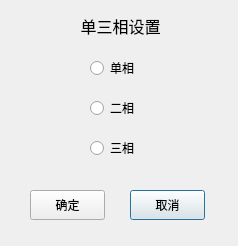
Qt form IDC_TestSystem/SI-PDU/toolbox/sisetlinenum.ui (ChinaClever/IDC_TestSystem) before a commit.
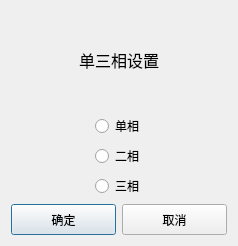
The same form after that commit.

Diff of the .ui file:
```diff
--- a/IDC_TestSystem/SI-PDU/toolbox/sisetlinenum.ui
+++ b/IDC_TestSystem/SI-PDU/toolbox/sisetlinenum.ui
@@ -13,93 +13,165 @@
   <property name="windowTitle">
    <string>相数选择</string>
   </property>
-  <widget class="QRadioButton" name="radioButton_1">
-   <property name="geometry">
-    <rect>
-     <x>90</x>
-     <y>60</y>
-     <width>89</width>
-     <height>16</height>
-    </rect>
-   </property>
-   <property name="text">
-    <string>单相</string>
-   </property>
-  </widget>
-  <widget class="QRadioButton" name="radioButton_2">
-   <property name="geometry">
-    <rect>
-     <x>90</x>
-     <y>100</y>
-     <width>89</width>
-     <height>16</height>
-    </rect>
-   </property>
-   <property name="text">
-    <string>二相</string>
-   </property>
-  </widget>
-  <widget class="QRadioButton" name="radioButton_3">
-   <property name="geometry">
-    <rect>
-     <x>90</x>
-     <y>140</y>
-     <width>89</width>
-     <height>16</height>
-    </rect>
-   </property>
-   <property name="text">
-    <string>三相</string>
-   </property>
-  </widget>
-  <widget class="QPushButton" name="cancelBtn">
-   <property name="geometry">
-    <rect>
-     <x>130</x>
-     <y>190</y>
-     <width>75</width>
-     <height>30</height>
-    </rect>
-   </property>
-   <property name="text">
-    <string>取消</string>
-   </property>
-  </widget>
-  <widget class="QPushButton" name="okBtn">
-   <property name="geometry">
-    <rect>
-     <x>30</x>
-     <y>190</y>
-     <width>75</width>
-     <height>30</height>
-    </rect>
-   </property>
-   <property name="text">
-    <string>确定</string>
-   </property>
-  </widget>
-  <widget class="QLabel" name="label">
-   <property name="geometry">
-    <rect>
-     <x>50</x>
-     <y>10</y>
-     <width>141</width>
-     <height>31</height>
-    </rect>
-   </property>
-   <property name="font">
-    <font>
-     <family>微软雅黑</family>
-     <pointsize>12</pointsize>
-    </font>
-   </property>
-   <property name="text">
-    <string>单三相设置</string>
-   </property>
-   <property name="alignment">
-    <set>Qt::AlignCenter</set>
-   </property>
-  </widget>
+  <layout class="QVBoxLayout" name="verticalLayout">
+   <item>
+    <widget class="QLabel" name="label">
+     <property name="font">
+      <font>
+       <family>微软雅黑</family>
+       <pointsize>12</pointsize>
+      </font>
+     </property>
+     <property name="text">
+      <string>单三相设置</string>
+     </property>
+     <property name="alignment">
+      <set>Qt::AlignCenter</set>
+     </property>
+    </widget>
+   </item>
+   <item>
+    <layout class="QHBoxLayout" name="horizontalLayout_2">
+     <item>
+      <spacer name="horizontalSpacer">
+       <property name="orientation">
+        <enum>Qt::Horizontal</enum>
+       </property>
+       <property name="sizeHint" stdset="0">
+        <size>
+         <width>40</width>
+         <height>20</height>
+        </size>
+       </property>
+      </spacer>
+     </item>
+     <item>
+      <widget class="QRadioButton" name="radioButton_1">
+       <property name="text">
+        <string>单相</string>
+       </property>
+      </widget>
+     </item>
+     <item>
+      <spacer name="horizontalSpacer_2">
+       <property name="orientation">
+        <enum>Qt::Horizontal</enum>
+       </property>
+       <property name="sizeHint" stdset="0">
+        <size>
+         <width>40</width>
+         <height>20</height>
+        </size>
+       </property>
+      </spacer>
+     </item>
+    </layout>
+   </item>
+   <item>
+    <layout class="QHBoxLayout" name="horizontalLayout_3">
+     <item>
+      <spacer name="horizontalSpacer_3">
+       <property name="orientation">
+        <enum>Qt::Horizontal</enum>
+       </property>
+       <property name="sizeHint" stdset="0">
+        <size>
+         <width>40</width>
+         <height>20</height>
+        </size>
+       </property>
+      </spacer>
+     </item>
+     <item>
+      <widget class="QRadioButton" name="radioButton_2">
+       <property name="text">
+        <string>二相</string>
+       </property>
+      </widget>
+     </item>
+     <item>
+      <spacer name="horizontalSpacer_4">
+       <property name="orientation">
+        <enum>Qt::Horizontal</enum>
+       </property>
+       <property name="sizeHint" stdset="0">
+        <size>
+         <width>40</width>
+         <height>20</height>
+        </size>
+       </property>
+      </spacer>
+     </item>
+    </layout>
+   </item>
+   <item>
+    <layout class="QHBoxLayout" name="horizontalLayout_4">
+     <item>
+      <spacer name="horizontalSpacer_5">
+       <property name="orientation">
+        <enum>Qt::Horizontal</enum>
+       </property>
+       <property name="sizeHint" stdset="0">
+        <size>
+         <width>40</width>
+         <height>20</height>
+        </size>
+       </property>
+      </spacer>
+     </item>
+     <item>
+      <widget class="QRadioButton" name="radioButton_3">
+       <property name="text">
+        <string>三相</string>
+       </property>
+      </widget>
+     </item>
+     <item>
+      <spacer name="horizontalSpacer_6">
+       <property name="orientation">
+        <enum>Qt::Horizontal</enum>
+       </property>
+       <property name="sizeHint" stdset="0">
+        <size>
+         <width>40</width>
+         <height>20</height>
+        </size>
+       </property>
+      </spacer>
+     </item>
+    </layout>
+   </item>
+   <item>
+    <layout class="QHBoxLayout" name="horizontalLayout">
+     <item>
+      <widget class="QPushButton" name="okBtn">
+       <property name="minimumSize">
+        <size>
+         <width>0</width>
+         <height>31</height>
+        </size>
+       </property>
+       <property name="text">
+        <string>确定</string>
+       </property>
+      </widget>
+     </item>
+     <item>
+      <widget class="QPushButton" name="cancelBtn">
+       <property name="minimumSize">
+        <size>
+         <width>0</width>
+         <height>31</height>
+        </size>
+       </property>
+       <property name="text">
+        <string>取消</string>
+       </property>
+      </widget>
+     </item>
+    </layout>
+   </item>
+  </layout>
  </widget>
  <resources/>
  <connections/>
```
